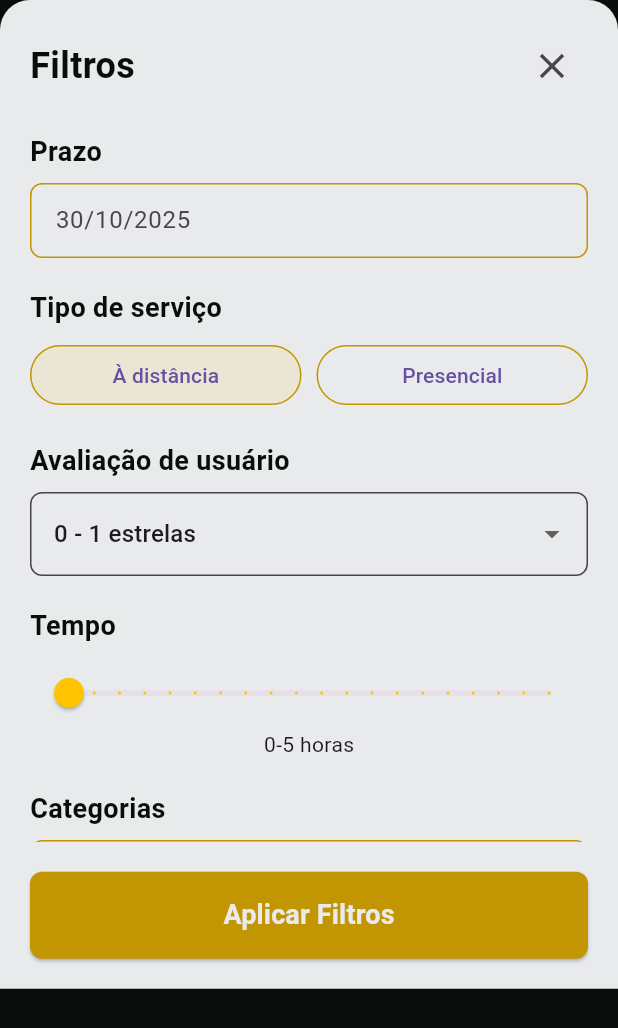
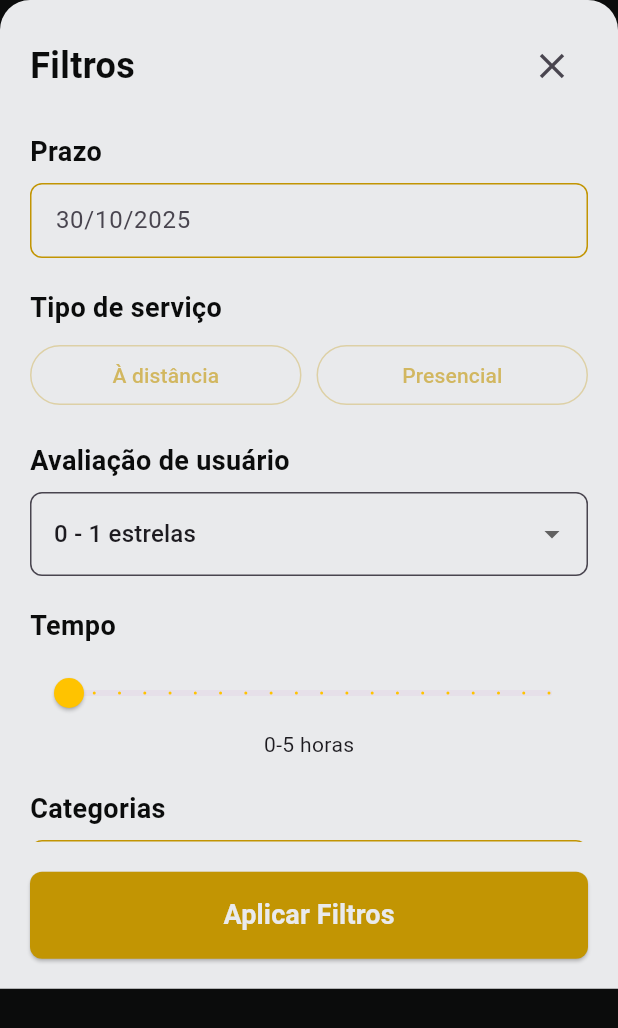
Before and after one commit to Chronora-ADS/Chronora-Flutter, a Flutter app: the FiltersModal widget shown alone on an empty page, opened directly with empty values, on a phone screen of 412 x 824 dp. Shown: the top 1028 px of the screen. Run offline on Flutter 3.47's test engine with Material 3 defaults, Android fonts, the phone set to English and light mode, and no system bars; our stand-ins replace file_picker, image_picker, shared_preferences; missing offline and left inert: dart:html; accounts and stored records are empty; network calls fail.

Commit message:
Botão de distancia e presencial

```diff
--- a/lib/widgets/filters_modal.dart
+++ b/lib/widgets/filters_modal.dart
@@ -2,11 +2,12 @@ import 'package:flutter/material.dart';
 import '../core/constants/app_colors.dart';
 
 class FiltersModal extends StatefulWidget {
-  final Function(List<String> selectedCategories) onApplyFilters;
+  final Function(List<String> selectedCategories, String selectedTipoServico) onApplyFilters;
   final double initialTempoValue;
   final String initialAvaliacaoValue;
   final String initialOrdenacaoValue;
   final List<String> initialSelectedCategories;
+  final String initialSelectedTipoServico;
 
   const FiltersModal({
     super.key,
@@ -15,6 +16,7 @@ class FiltersModal extends StatefulWidget {
     this.initialAvaliacaoValue = "0",
     this.initialOrdenacaoValue = "0",
     this.initialSelectedCategories = const [],
+    this.initialSelectedTipoServico = "",
   });
 
   @override
@@ -25,6 +27,7 @@ class _FiltersModalState extends State<FiltersModal> {
   late double tempoValue;
   late String avaliacaoValue;
   late String ordenacaoValue;
+  late String selectedTipoServico;
   final TextEditingController _categoriaController = TextEditingController();
   Set<String> selectedCategories = <String>{};
 
@@ -34,6 +37,7 @@ class _FiltersModalState extends State<FiltersModal> {
     tempoValue = widget.initialTempoValue;
     avaliacaoValue = widget.initialAvaliacaoValue;
     ordenacaoValue = widget.initialOrdenacaoValue;
+    selectedTipoServico = widget.initialSelectedTipoServico;
     selectedCategories = widget.initialSelectedCategories.toSet();
   }
 
@@ -105,25 +109,55 @@ class _FiltersModalState extends State<FiltersModal> {
                       children: [
                         Expanded(
                           child: OutlinedButton(
-                            onPressed: () {},
+                            onPressed: () {
+                              setState(() {
+                                selectedTipoServico = selectedTipoServico == 'À distância' ? '' : 'À distância';
+                              });
+                            },
                             style: OutlinedButton.styleFrom(
-                              side: const BorderSide(
-                                  color: AppColors.amareloUmPoucoEscuro),
-                              backgroundColor:
-                                  AppColors.amareloClaro.withOpacity(0.1),
+                              side: BorderSide(
+                                  color: selectedTipoServico == 'À distância'
+                                      ? AppColors.amareloUmPoucoEscuro
+                                      : AppColors.amareloUmPoucoEscuro.withOpacity(0.3)),
+                              backgroundColor: selectedTipoServico == 'À distância'
+                                  ? AppColors.amareloClaro.withOpacity(0.1)
+                                  : AppColors.branco,
                             ),
-                            child: const Text('À distância'),
+                            child: Text(
+                              'À distância',
+                              style: TextStyle(
+                                color: selectedTipoServico == 'À distância'
+                                    ? AppColors.preto
+                                    : AppColors.amareloUmPoucoEscuro.withOpacity(0.6),
+                              ),
+                            ),
                           ),
                         ),
                         const SizedBox(width: 10),
                         Expanded(
                           child: OutlinedButton(
-                            onPressed: () {},
+                            onPressed: () {
+                              setState(() {
+                                selectedTipoServico = selectedTipoServico == 'Presencial' ? '' : 'Presencial';
+                              });
+                            },
                             style: OutlinedButton.styleFrom(
-                              side: const BorderSide(
-                                  color: AppColors.amareloUmPoucoEscuro),
+                              side: BorderSide(
+                                  color: selectedTipoServico == 'Presencial'
+                                      ? AppColors.amareloUmPoucoEscuro
+                                      : AppColors.amareloUmPoucoEscuro.withOpacity(0.3)),
+                              backgroundColor: selectedTipoServico == 'Presencial'
+                                  ? AppColors.amareloClaro.withOpacity(0.1)
+                                  : AppColors.branco,
                             ),
-                            child: const Text('Presencial'),
+                            child: Text(
+                              'Presencial',
+                              style: TextStyle(
+                                color: selectedTipoServico == 'Presencial'
+                                    ? AppColors.preto
+                                    : AppColors.amareloUmPoucoEscuro.withOpacity(0.6),
+                              ),
+                            ),
                           ),
                         ),
                       ],
@@ -321,7 +355,7 @@ class _FiltersModalState extends State<FiltersModal> {
             child: ElevatedButton(
               onPressed: () {
                 Navigator.pop(context);
-                widget.onApplyFilters(selectedCategories.toList());
+                widget.onApplyFilters(selectedCategories.toList(), selectedTipoServico);
               },
               style: ElevatedButton.styleFrom(
                 backgroundColor: AppColors.amareloUmPoucoEscuro,
```
Also changed, not shown: lib/pages/main_page.dart (+9 -2 lines).
